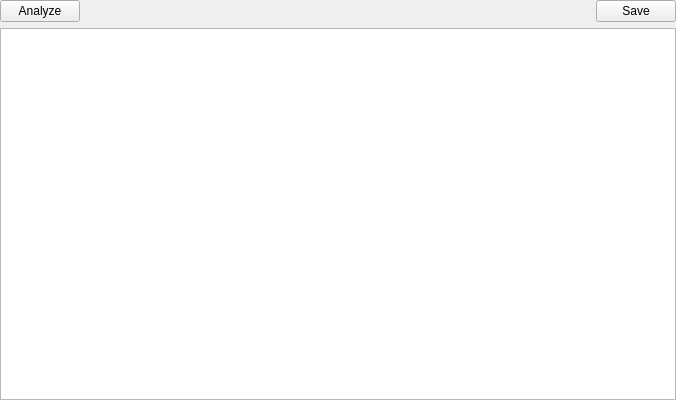
Qt form xsymbolswidget.ui (horsicq/XSymbolsWidget) before a commit.
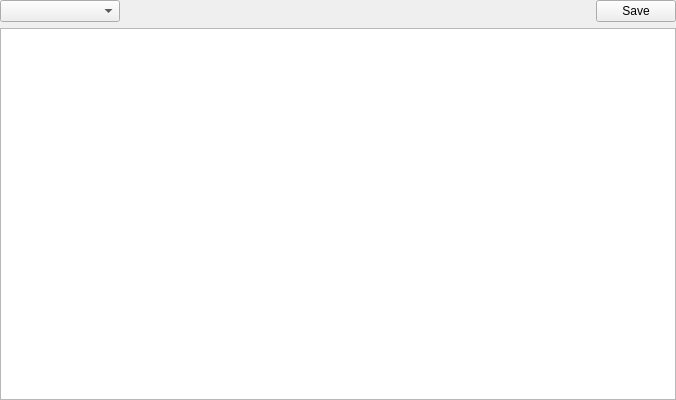
The same form after that commit. Custom widgets are drawn as their Qt base class.

```diff
--- a/xsymbolswidget.ui
+++ b/xsymbolswidget.ui
@@ -29,9 +29,12 @@
    <item>
     <layout class="QHBoxLayout" name="horizontalLayout">
      <item>
-      <widget class="QPushButton" name="pushButtonSymbolsAnalyze">
-       <property name="text">
-        <string>Analyze</string>
+      <widget class="QComboBox" name="comboBoxType">
+       <property name="minimumSize">
+        <size>
+         <width>120</width>
+         <height>0</height>
+        </size>
        </property>
       </widget>
      </item>
```
